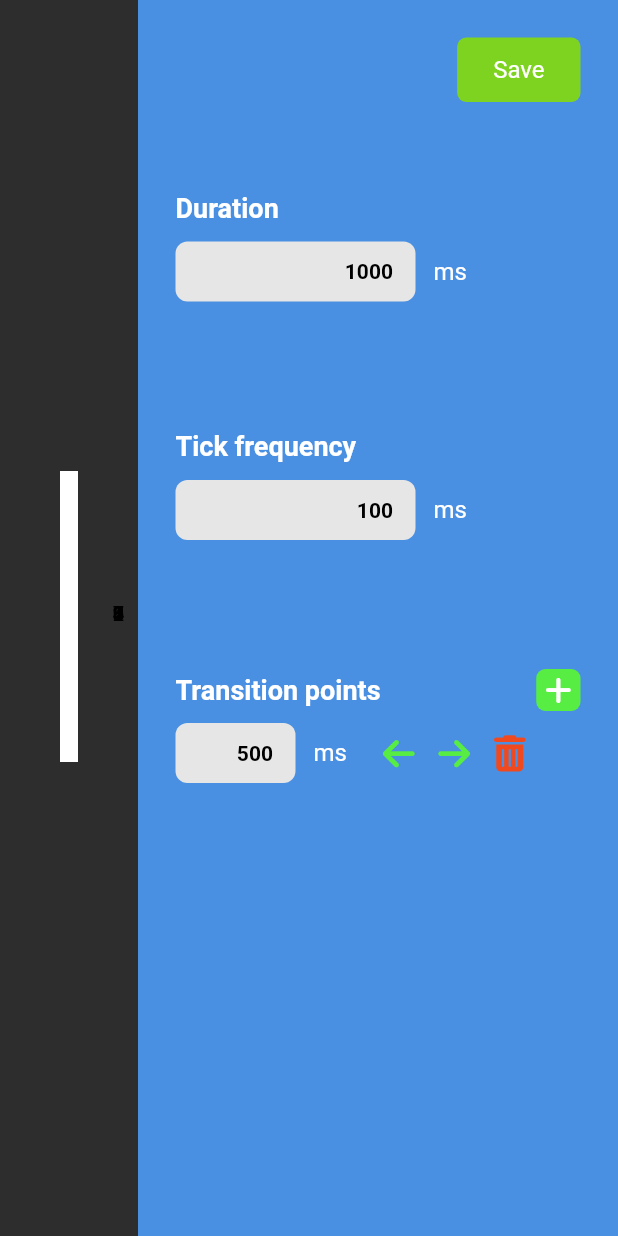
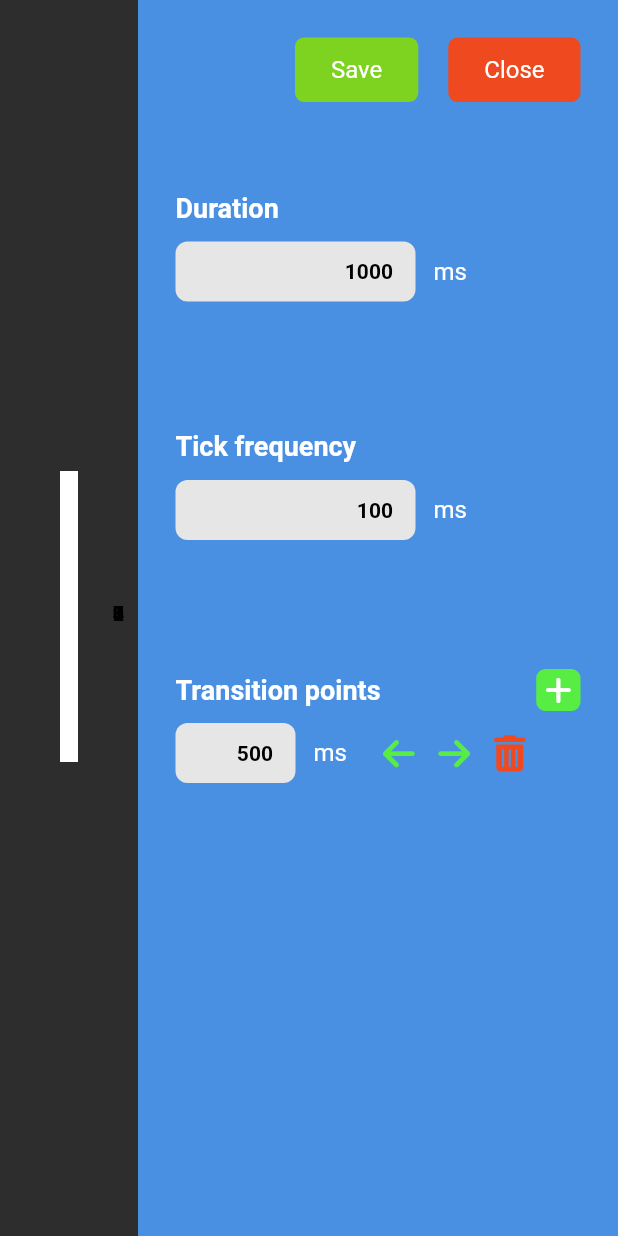
Before and after one commit to AndreiLacatos-works/opc-node-designer, a Flutter app: the screen it shows after launch, after a tap on "Create new", on a phone screen of 412 x 824 dp. Run offline on Flutter 3.47's test engine with Material 3 defaults, Android fonts, the phone set to English and light mode, and no system bars; our stand-ins replace file_picker, flutter_riverpod, font_awesome_flutter, freezed_annotation, riverpod_annotation; missing offline and left inert: window_manager; generated files the repository leaves out were written again; statements that could not run were skipped.

Commit message:
Added close project action

```diff
--- a/src/waveform_designer/lib/state/designer/designer.state.dart
+++ b/src/waveform_designer/lib/state/designer/designer.state.dart
@@ -9,14 +9,16 @@ part 'designer.state.g.dart';
 
 @riverpod
 class DesignerState extends _$DesignerState with ValueRangeMapper {
+  static DesignerModel _initialState = DesignerModel(
+    designerWidth: 0.0,
+    sliceOffset: 0.0,
+    sliceRatio: 1.0,
+    projectPath: null,
+  );
+
   @override
   DesignerModel build() {
-    return DesignerModel(
-      designerWidth: 0.0,
-      sliceOffset: 0.0,
-      sliceRatio: 1.0,
-      projectPath: null,
-    );
+    return _initialState;
   }
 
   void setProjectPath(String? path) {
@@ -73,6 +75,10 @@ class DesignerState extends _$DesignerState with ValueRangeMapper {
         sliceOffset: _clampOffset(state.sliceOffset + _getTickDelta()));
   }
 
+  void reset() {
+    state = _initialState;
+  }
+
   double _getTickDelta() {
     var waveformState = ref.read(waveFormStateProvider);
     var tickCount = waveformState.duration / waveformState.tickFrequency;
--- a/src/waveform_designer/lib/state/waveform/waveform.state.dart
+++ b/src/waveform_designer/lib/state/waveform/waveform.state.dart
@@ -5,13 +5,15 @@ part 'waveform.state.g.dart';
 
 @riverpod
 class WaveFormState extends _$WaveFormState {
+  static WaveFormModel _initialState = WaveFormModel(
+    duration: 1000,
+    tickFrequency: 100,
+    transitionPoints: [500],
+  );
+
   @override
   WaveFormModel build() {
-    return WaveFormModel(
-      duration: 1000,
-      tickFrequency: 100,
-      transitionPoints: [500],
-    );
+    return _initialState;
   }
 
   void initialize(WaveFormModel model) {
@@ -67,6 +69,10 @@ class WaveFormState extends _$WaveFormState {
     state = state.copyWith(transitionPoints: _sortAndUnique(newPoints));
   }
 
+  void reset() {
+    state = _initialState;
+  }
+
   List<int> _sortAndUnique(List<int> values) {
     values.sort();
     return values.toSet().toList();
--- a/src/waveform_designer/lib/widgets/fine_tuner/FineTuner.dart
+++ b/src/waveform_designer/lib/widgets/fine_tuner/FineTuner.dart
@@ -3,7 +3,8 @@ import 'package:flutter_riverpod/flutter_riverpod.dart';
 import 'package:waveform_designer/widgets/fine_tuner/controls/DurationControl.dart';
 import 'package:waveform_designer/widgets/fine_tuner/controls/TickFrequencyControl.dart';
 import 'package:waveform_designer/widgets/fine_tuner/controls/TransitionPointsControl.dart';
-import 'package:waveform_designer/widgets/fine_tuner/save/Saver.dart';
+import 'package:waveform_designer/widgets/fine_tuner/project_actions/Closer.dart';
+import 'package:waveform_designer/widgets/fine_tuner/project_actions/Saver.dart';
 
 class FineTuner extends ConsumerWidget {
   @override
@@ -16,7 +17,16 @@ class FineTuner extends ConsumerWidget {
       child: Column(
         crossAxisAlignment: CrossAxisAlignment.start,
         children: [
-          Saver(),
+          Row(
+            mainAxisAlignment: MainAxisAlignment.end,
+            children: [
+              Saver(),
+              SizedBox.fromSize(
+                size: Size(20, 0),
+              ),
+              Closer(),
+            ],
+          ),
           SizedBox(height: 60),
           DurationControl(),
           SizedBox(height: 80),
--- /dev/null
+++ b/src/waveform_designer/lib/widgets/fine_tuner/project_actions/Closer.dart
@@ -0,0 +1,38 @@
+import 'package:flutter/widgets.dart';
+import 'package:flutter_riverpod/flutter_riverpod.dart';
+import 'package:waveform_designer/state/designer/designer.state.dart';
+import 'package:waveform_designer/state/waveform/waveform.state.dart';
+
+class Closer extends ConsumerWidget {
+  void _handleClose(BuildContext context, WidgetRef ref) {
+    ref.read(waveFormStateProvider.notifier).reset();
+    ref.read(designerStateProvider.notifier).reset();
+    Navigator.of(context).pushNamed("/");
+  }
+
+  @override
+  Widget build(BuildContext context, WidgetRef ref) {
+    return MouseRegion(
+      cursor: SystemMouseCursors.click,
+      child: GestureDetector(
+        onTap: () {
+          _handleClose(context, ref);
+        },
+        child: Container(
+          padding: const EdgeInsets.fromLTRB(24, 12, 24, 12),
+          decoration: BoxDecoration(
+            color: Color.fromARGB(255, 239, 73, 31),
+            borderRadius: BorderRadius.circular(6),
+          ),
+          child: const Text(
+            'Close',
+            style: TextStyle(
+              color: Color(0xFFFFFFFF),
+              fontSize: 16.0,
+            ),
+          ),
+        ),
+      ),
+    );
+  }
+}
--- a/src/waveform_designer/lib/widgets/fine_tuner/save/Saver.dart
+++ b/src/waveform_designer/lib/widgets/fine_tuner/project_actions/Saver.dart
@@ -11,7 +11,7 @@ import 'package:waveform_designer/serialization/waveform/waveform.model.dart'
 import 'package:file_picker/file_picker.dart';
 
 class Saver extends ConsumerWidget {
-  Future handleSave(WidgetRef ref) async {
+  Future _handleSave(WidgetRef ref) async {
     final waveform = ref.read(waveFormStateProvider);
     var saveLocation = ref.read(designerStateProvider).projectPath;
     if (saveLocation == null) {
@@ -44,14 +44,11 @@ class Saver extends ConsumerWidget {
 
   @override
   Widget build(BuildContext context, WidgetRef ref) {
-    return Row(
-      mainAxisAlignment: MainAxisAlignment.end,
-      children: [
-        MouseRegion(
+    return MouseRegion(
       cursor: SystemMouseCursors.click,
       child: GestureDetector(
         onTap: () {
-              handleSave(ref);
+          _handleSave(ref);
         },
         child: Container(
           padding: const EdgeInsets.fromLTRB(24, 12, 24, 12),
@@ -68,8 +65,6 @@ class Saver extends ConsumerWidget {
           ),
         ),
       ),
-        ),
-      ],
     );
   }
 }
--- a/src/waveform_designer/lib/widgets/home/WaveformLauncher.dart
+++ b/src/waveform_designer/lib/widgets/home/WaveformLauncher.dart
@@ -41,7 +41,9 @@ class WaveformLauncher extends ConsumerWidget {
   Widget build(BuildContext context, WidgetRef ref) {
     ref.watch(waveFormStateProvider);
     ref.watch(designerStateProvider);
-    return Column(
+    return Container(
+      color: Color.fromARGB(255, 45, 45, 45),
+      child: Column(
         children: [
           Expanded(
             child: Row(
@@ -101,6 +103,7 @@ class WaveformLauncher extends ConsumerWidget {
             ),
           ),
         ],
+      ),
     );
   }
 }
```
Lines whose indentation alone changed are shown as unchanged.
